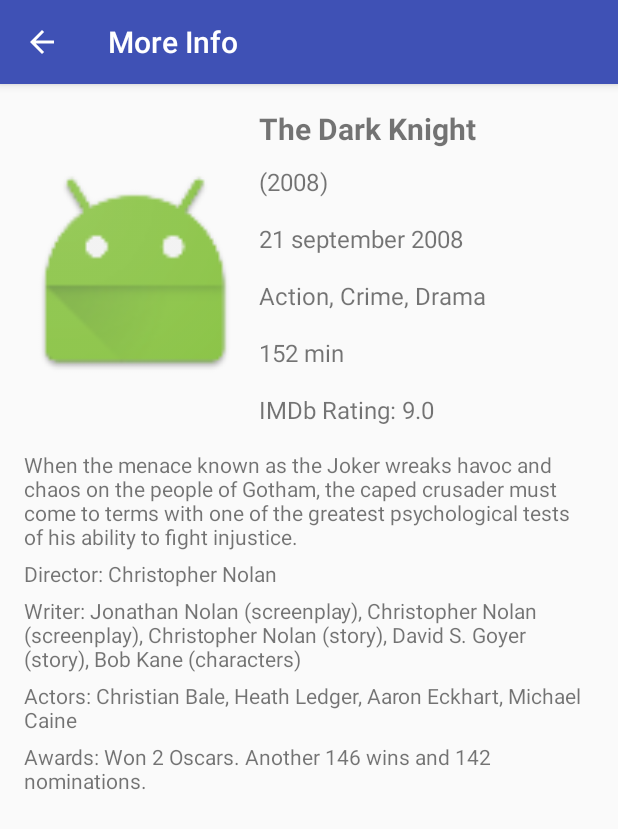
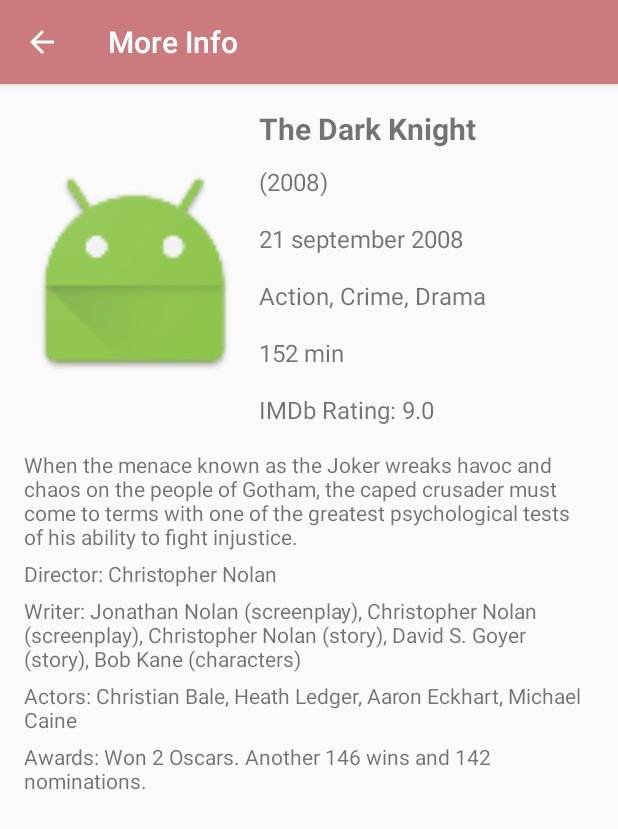
Before and after one commit to SjorsWitt/Sjors_Witteveen-pset3, an Android app: the MoreInfoActivity screen opened directly, with no data from a screen before it, on a phone screen of 412 x 824 dp. Shown: the top 829 px of the screen. Run offline under Robolectric (Android 15) with nearby library versions, the phone set to English and light mode, and no system bars; 3 statements that could not run were skipped.

Commit message:
Theme colors changed

```diff
--- a/app/src/main/res/layout/activity_main.xml
+++ b/app/src/main/res/layout/activity_main.xml
@@ -17,7 +17,7 @@
         android:paddingRight="@dimen/activity_horizontal_margin"
         android:paddingBottom="12dp"
         android:paddingTop="12dp"
-        android:background="@color/colorPrimary"/>
+        android:background="@color/colorPrimary2"/>
 
     <ListView
         android:layout_width="match_parent"
--- a/app/src/main/res/values/colors.xml
+++ b/app/src/main/res/values/colors.xml
@@ -1,6 +1,10 @@
 <?xml version="1.0" encoding="utf-8"?>
-<resources>
-    <color name="colorPrimary">#3F51B5</color>
+<resources>FF3F51B5
+    <color name="colorPrimary">#FF3F51B5</color>
     <color name="colorPrimaryDark">#303F9F</color>
     <color name="colorAccent">#FF4081</color>
+
+    <color name="colorPrimary2">#cb7b7d</color>
+    <color name="colorPrimaryDark2">#cb7b7d</color>
+    <color name="colorAccent2">#4db3ed</color>
 </resources>
--- a/app/src/main/res/values/styles.xml
+++ b/app/src/main/res/values/styles.xml
@@ -3,9 +3,9 @@
     <!-- Base application theme. -->
     <style name="AppTheme" parent="Theme.AppCompat.Light.DarkActionBar">
         <!-- Customize your theme here. -->
-        <item name="colorPrimary">@color/colorPrimary</item>
-        <item name="colorPrimaryDark">@color/colorPrimaryDark</item>
-        <item name="colorAccent">@color/colorAccent</item>
+        <item name="colorPrimary">@color/colorPrimary2</item>
+        <item name="colorPrimaryDark">@color/colorPrimaryDark2</item>
+        <item name="colorAccent">@color/colorAccent2</item>
     </style>
 
 </resources>
```
